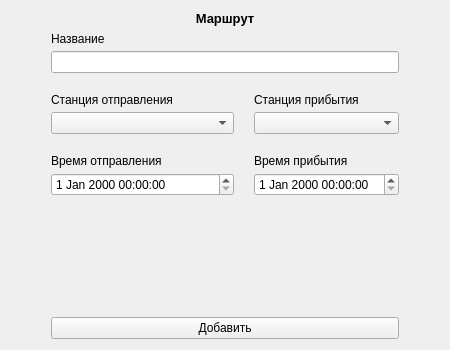
This is frontend/RWStation/modals/addroutemodal.ui in ruslanonly/qt-railway-system as Qt 5 draws it before an edit. The edited form follows.
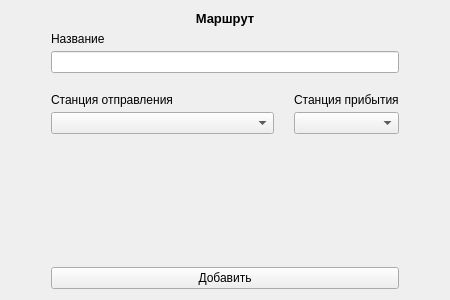
This is the edited form.

What changed in the file:
```diff
--- a/frontend/RWStation/modals/addroutemodal.ui
+++ b/frontend/RWStation/modals/addroutemodal.ui
@@ -7,19 +7,19 @@
     <x>0</x>
     <y>0</y>
     <width>450</width>
-    <height>350</height>
+    <height>300</height>
    </rect>
   </property>
   <property name="minimumSize">
    <size>
     <width>450</width>
-    <height>350</height>
+    <height>300</height>
    </size>
   </property>
   <property name="maximumSize">
    <size>
     <width>450</width>
-    <height>350</height>
+    <height>300</height>
    </size>
   </property>
   <property name="windowTitle">
@@ -81,57 +81,6 @@
            </item>
           </layout>
          </item>
-         <item row="2" column="1">
-          <layout class="QVBoxLayout" name="inputGroup_9">
-           <property name="spacing">
-            <number>5</number>
-           </property>
-           <item>
-            <widget class="QLabel" name="arrivalDateLabel">
-             <property name="text">
-              <string>Время прибытия</string>
-             </property>
-            </widget>
-           </item>
-           <item>
-            <widget class="QDateTimeEdit" name="arrDateInput"/>
-           </item>
-          </layout>
-         </item>
-         <item row="2" column="0">
-          <layout class="QVBoxLayout" name="inputGroup_10">
-           <property name="spacing">
-            <number>5</number>
-           </property>
-           <item>
-            <widget class="QLabel" name="departureDateLabel">
-             <property name="text">
-              <string>Время отправления</string>
-             </property>
-            </widget>
-           </item>
-           <item>
-            <widget class="QDateTimeEdit" name="depDateInput"/>
-           </item>
-          </layout>
-         </item>
-         <item row="1" column="0">
-          <layout class="QVBoxLayout" name="inputGroup_7">
-           <property name="spacing">
-            <number>5</number>
-           </property>
-           <item>
-            <widget class="QLabel" name="departureStationLabel">
-             <property name="text">
-              <string>Станция отправления</string>
-             </property>
-            </widget>
-           </item>
-           <item>
-            <widget class="QComboBox" name="depStationComboBox"/>
-           </item>
-          </layout>
-         </item>
          <item row="0" column="0" colspan="2">
           <layout class="QVBoxLayout" name="inputGroup_6">
            <property name="spacing">
@@ -153,6 +102,23 @@
            </item>
           </layout>
          </item>
+         <item row="1" column="0">
+          <layout class="QVBoxLayout" name="inputGroup_7">
+           <property name="spacing">
+            <number>5</number>
+           </property>
+           <item>
+            <widget class="QLabel" name="departureStationLabel">
+             <property name="text">
+              <string>Станция отправления</string>
+             </property>
+            </widget>
+           </item>
+           <item>
+            <widget class="QComboBox" name="depStationComboBox"/>
+           </item>
+          </layout>
+         </item>
         </layout>
        </item>
        <item>
```
